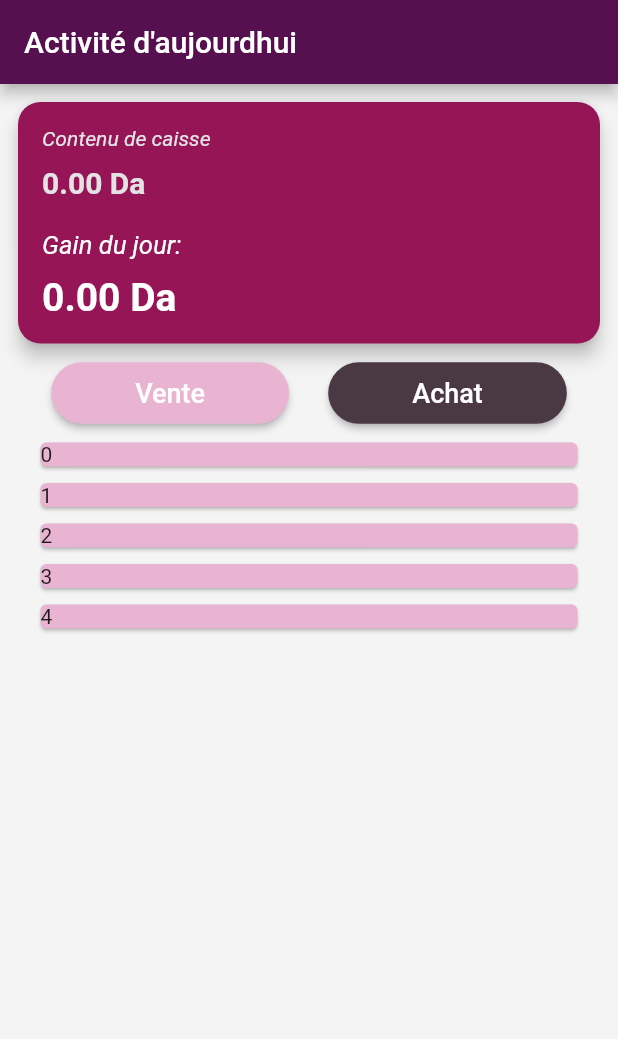
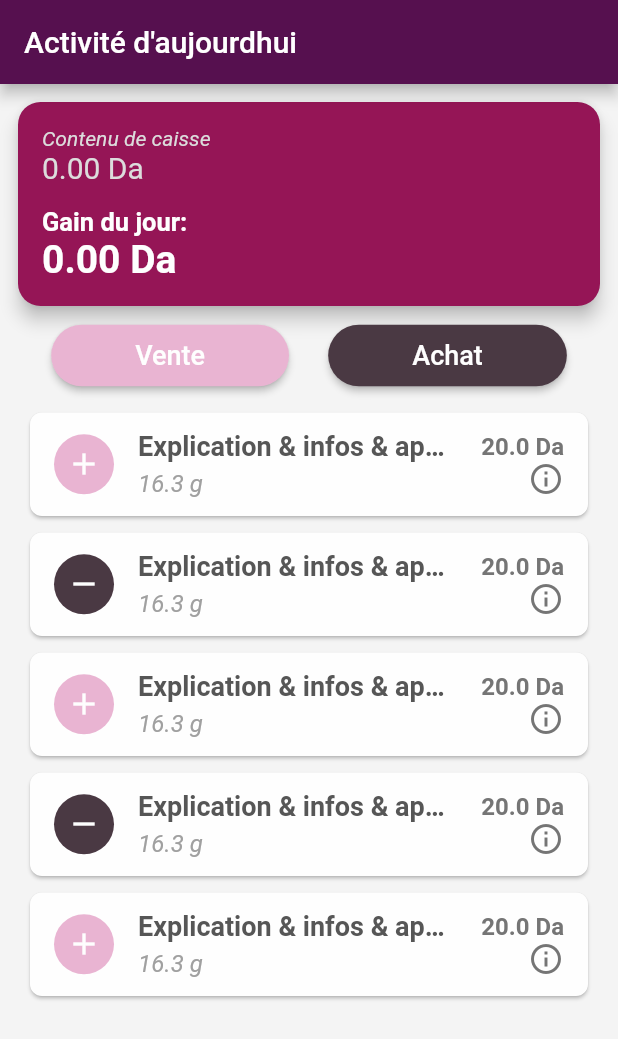
Before and after one commit to oussamabonnor1/shop_manager_flutter, a Flutter app: the screen it shows after launch, on a phone screen of 412 x 824 dp. Shown: the top 1039 px of the screen. Run offline on Flutter 3.47's test engine with Material 2 defaults, Android fonts, the phone set to English and light mode, and no system bars.

Commit message:
adding transaction info card widget

```diff
--- a/lib/main.dart
+++ b/lib/main.dart
@@ -19,8 +19,9 @@ class _HomePageState extends State<HomePage> {
   static Color darkAccentColor = Color(0xFF951556);
   static Color lightAccentColor = Color(0xFFE9B4D2);
   static Color darkUiColor = Color(0xFF4a3943);
-  static Color darkTextColor = Color(0xFFE3E3E3);
+  static Color darkTextColor = Color(0xFF565656);
   static Color lightTextColor = Color(0xFFFEFEFE);
+  static Color lightTransparentTextColor = Color(0xFFDCDCDC);
 
   @override
   Widget build(BuildContext context) {
@@ -49,24 +50,20 @@ class _HomePageState extends State<HomePage> {
                         style: TextStyle(
                             fontSize: 14,
                             fontStyle: FontStyle.italic,
-                            color: darkTextColor)),
-                    SizedBox(height: 10),
+                            color: lightTransparentTextColor)),
                     Text(
                       "0.00 Da",
                       style: TextStyle(
-                          fontSize: 20,
-                          fontWeight: FontWeight.bold,
-                          color: darkTextColor),
+                          fontSize: 20, color: lightTransparentTextColor),
                     ),
                     SizedBox(
-                      height: 20,
+                      height: 15,
                     ),
                     Text("Gain du jour:",
                         style: TextStyle(
                             fontSize: 17,
-                            fontStyle: FontStyle.italic,
+                            fontWeight: FontWeight.bold,
                             color: lightTextColor)),
-                    SizedBox(height: 10),
                     Text(
                       "0.00 Da",
                       style: TextStyle(
@@ -106,16 +103,18 @@ class _HomePageState extends State<HomePage> {
                     onPressed: () {})
               ],
             ),
+            SizedBox(
+              height: 10,
+            ),
             Expanded(
                 child: ListView.separated(
-                    separatorBuilder: (context, index) => Divider(
-                          height: 3,
-                          color: Colors.transparent,
-                        ),
+                    separatorBuilder: (context, index) =>
+                        Divider(height: 3, color: Colors.transparent),
                     itemCount: 5,
-                    padding: EdgeInsets.fromLTRB(15, 5, 15, 0),
+                    padding: EdgeInsets.fromLTRB(8, 0, 8, 0),
                     itemBuilder: (context, index) {
-                      return salesInfoCard(index);
+                      return salesInfoCard(index % 2 == 0, index,
+                          "Explication & infos & application", 16.3, 20);
                     }))
           ],
         ),
@@ -123,11 +122,62 @@ class _HomePageState extends State<HomePage> {
     );
   }
 
-  Widget salesInfoCard(int index) {
+  Widget salesInfoCard(
+      bool type, int index, String title, double weight, double price) {
     return Card(
-      color: lightAccentColor,
-      child: Text(
-        "$index",
+      color: lightTextColor,
+      shape: RoundedRectangleBorder(borderRadius: BorderRadius.circular(8)),
+      child: Padding(
+        padding: const EdgeInsets.fromLTRB(16, 12, 16, 12),
+        child: Row(
+          mainAxisAlignment: MainAxisAlignment.spaceBetween,
+          children: <Widget>[
+            CircleAvatar(
+                backgroundColor: type ? lightAccentColor : darkUiColor,
+                child: Icon(
+                  type ? Icons.add : Icons.remove,
+                  color: lightTextColor,
+                )),
+            Expanded(
+              child: Padding(
+                padding: const EdgeInsets.only(left: 16, right: 16),
+                child: Column(
+                  crossAxisAlignment: CrossAxisAlignment.start,
+                  children: <Widget>[
+                    Text(title,
+                        overflow: TextOverflow.ellipsis,
+                        style: TextStyle(
+                            fontSize: 18,
+                            fontWeight: FontWeight.bold,
+                            color: darkTextColor)),
+                    SizedBox(
+                      height: 5,
+                    ),
+                    Text("$weight g",
+                        style: TextStyle(
+                            fontSize: 16,
+                            fontStyle: FontStyle.italic,
+                            color: Color(0xFFA0A0A0))),
+                  ],
+                ),
+              ),
+            ),
+            Column(
+              crossAxisAlignment: CrossAxisAlignment.end,
+              children: <Widget>[
+                Text(price.toString() + " Da",
+                    style: TextStyle(
+                        fontSize: 16,
+                        fontWeight: FontWeight.bold,
+                        color: Colors.grey[600])),
+                Icon(
+                  Icons.info_outline,
+                  color: Colors.grey[600],
+                )
+              ],
+            )
+          ],
+        ),
       ),
     );
   }
```
